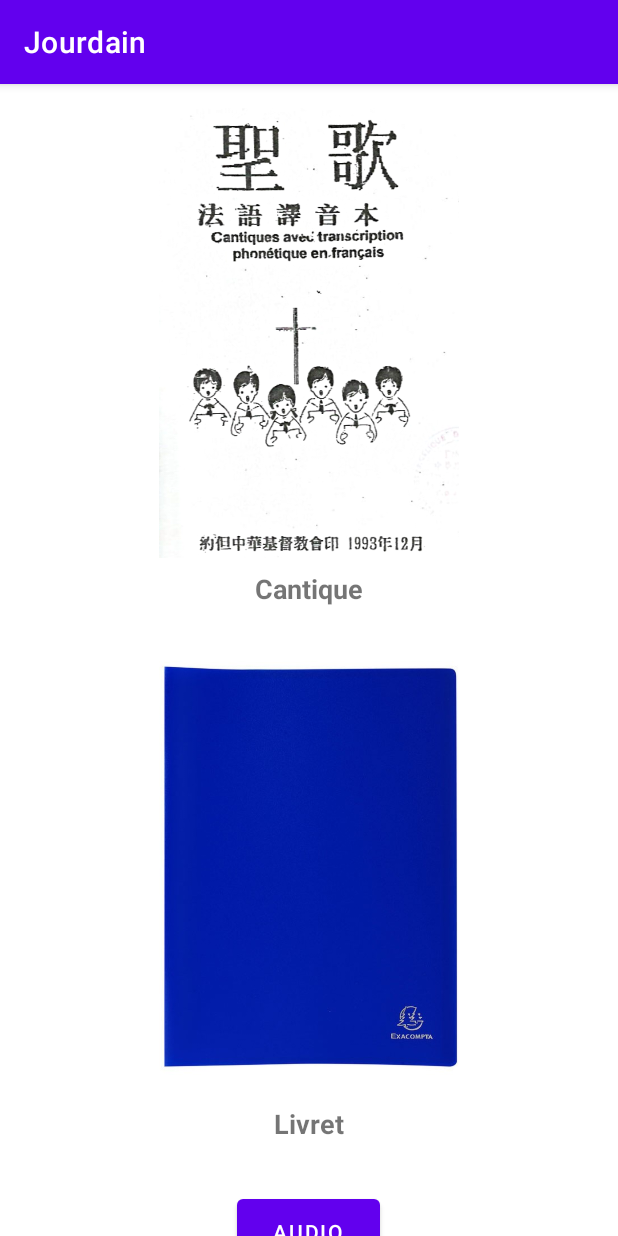
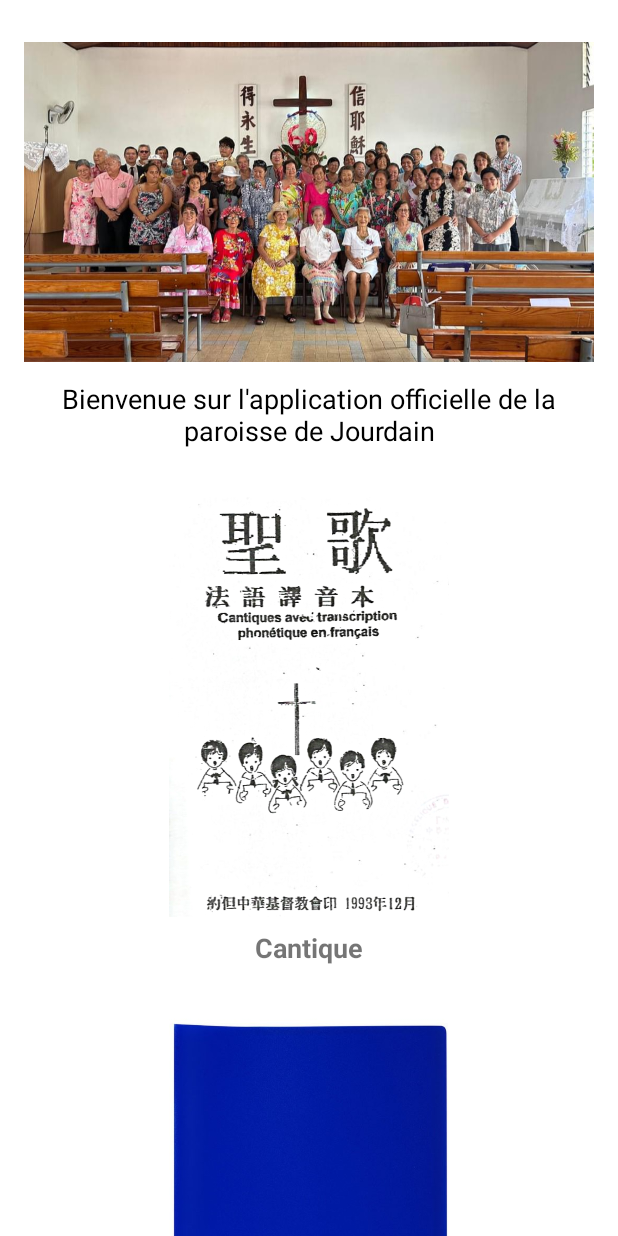
Before and after one commit to lennon-tp/jourdain, an Android app: the screen it shows after launch (MainActivity), on a phone screen of 412 x 824 dp. Run offline under Robolectric (Android 15) with nearby library versions, the phone set to English and light mode, and no system bars.

Commit message:
ajout d'image de présentation et d'un bas de page

````diff
--- a/Jourdain/app/src/main/java/com/example/jourdain/ui/home/MainActivity.java
+++ b/Jourdain/app/src/main/java/com/example/jourdain/ui/home/MainActivity.java
@@ -4,6 +4,7 @@ import android.content.Intent;
 import android.os.Bundle;
 import android.widget.Button;
 import android.widget.ImageView;
+import android.os.Handler;
 
 import androidx.appcompat.app.AppCompatActivity;
 
@@ -13,30 +14,43 @@ import com.example.jourdain.ui.pdfviewer.PdfActivity;
 
 public class MainActivity extends AppCompatActivity {
 
-    private ImageView btnCantique, btnLivret;
+    private ImageView btnCantique, btnLivret, headerImage;
     private Button btnAudio;
+
+    // Tableau de tes images
+    private int[] headerImages = {
+            R.drawable.header_image1,
+            R.drawable.header_image2,
+            R.drawable.header_image3
+    };
+
+    private int currentImageIndex = 0;
+    private Handler handler = new Handler();
 
     @Override
     protected void onCreate(Bundle savedInstanceState) {
         super.onCreate(savedInstanceState);
         setContentView(R.layout.activity_main);
 
-        // Initialisation des boutons
+        // Header
+        headerImage = findViewById(R.id.headerImage);
+
+        // Boutons
         btnCantique = findViewById(R.id.btnCantique);
         btnLivret = findViewById(R.id.btnLivret);
         btnAudio = findViewById(R.id.btnAudio);
 
-        // Clic sur Cantique -> PdfActivity avec paramètre
+        // Clic sur Cantique -> PdfActivity
         btnCantique.setOnClickListener(v -> {
             Intent intent = new Intent(MainActivity.this, PdfActivity.class);
-            intent.putExtra("pdfName", "cantique.pdf"); // correspond à PdfActivity
+            intent.putExtra("pdfName", "cantique.pdf");
             startActivity(intent);
         });
 
-        // Clic sur Livret -> PdfActivity avec paramètre
+        // Clic sur Livret -> PdfActivity
         btnLivret.setOnClickListener(v -> {
             Intent intent = new Intent(MainActivity.this, PdfActivity.class);
-            intent.putExtra("pdfName", "livret.pdf"); // correspond à PdfActivity
+            intent.putExtra("pdfName", "livret.pdf");
             startActivity(intent);
         });
 
@@ -45,5 +59,29 @@ public class MainActivity extends AppCompatActivity {
             Intent intent = new Intent(MainActivity.this, AudioListActivity.class);
             startActivity(intent);
         });
+
+        // Lancer l’alternance automatique du header
+        startHeaderImageRotation();
+    }
+
+    private void startHeaderImageRotation() {
+        handler.postDelayed(new Runnable() {
+            @Override
+            public void run() {
+                // Passe à l'image suivante
+                currentImageIndex = (currentImageIndex + 1) % headerImages.length;
+                headerImage.setImageResource(headerImages[currentImageIndex]);
+
+                // Relancer dans 10 secondes
+                handler.postDelayed(this, 10000);
+            }
+        }, 5000);
+    }
+
+    @Override
+    protected void onDestroy() {
+        super.onDestroy();
+        // Nettoyage pour éviter une fuite mémoire
+        handler.removeCallbacksAndMessages(null);
     }
 }
--- a/Jourdain/app/src/main/res/layout/activity_main.xml
+++ b/Jourdain/app/src/main/res/layout/activity_main.xml
@@ -1,10 +1,9 @@
 <?xml version="1.0" encoding="utf-8"?>
-
 <ScrollView xmlns:android="http://schemas.android.com/apk/res/android"
     android:layout_width="match_parent"
-    android:layout_height="match_parent">
+    android:layout_height="match_parent"
+    android:background="@color/white">
 
-    ```
     <LinearLayout
         android:orientation="vertical"
         android:layout_width="match_parent"
@@ -12,11 +11,37 @@
         android:gravity="center_horizontal"
         android:padding="16dp">
 
-        <!-- Cantique -->
+
+        <!-- ===== HEADER IMAGE ===== -->
+        <ImageView
+            android:id="@+id/headerImage"
+            android:layout_width="match_parent"
+            android:layout_height="wrap_content"
+            android:src="@drawable/header_image1"
+            android:adjustViewBounds="true"
+            android:scaleType="centerCrop"
+            android:layout_marginTop="12dp"
+            android:contentDescription="Header" />
+
+        <!-- ===== HEADER TEXT ===== -->
+        <TextView
+            android:id="@+id/headerText"
+            android:layout_width="wrap_content"
+            android:layout_height="wrap_content"
+            android:text="Bienvenue sur l'application officielle de la paroisse de Jourdain"
+            android:textAlignment="center"
+            android:gravity="center"
+            android:textColor="@color/black"
+            android:textSize="18sp"
+            android:layout_marginTop="12dp"
+            android:layout_marginBottom="32dp" />
+
+
+        <!-- ===== CANTIQUE ===== -->
         <ImageView
             android:id="@+id/btnCantique"
             android:layout_width="200dp"
-            android:layout_height="300dp"
+            android:layout_height="280dp"
             android:src="@drawable/cantique_cover"
             android:scaleType="fitCenter"
             android:contentDescription="Cantique" />
@@ -30,11 +55,12 @@
             android:layout_marginTop="8dp"
             android:layout_marginBottom="24dp" />
 
-        <!-- Livret -->
+
+        <!-- ===== LIVRET ===== -->
         <ImageView
             android:id="@+id/btnLivret"
             android:layout_width="200dp"
-            android:layout_height="300dp"
+            android:layout_height="280dp"
             android:src="@drawable/livret_cover"
             android:scaleType="fitCenter"
             android:contentDescription="Livret" />
@@ -48,18 +74,48 @@
             android:layout_marginTop="8dp"
             android:layout_marginBottom="32dp" />
 
-        <!-- Bouton Audio -->
+
+        <!-- ===== BOUTON AUDIO ===== -->
         <Button
             android:id="@+id/btnAudio"
             android:layout_width="wrap_content"
             android:layout_height="wrap_content"
             android:text="Audio"
-            android:paddingLeft="24dp"
-            android:paddingRight="24dp"
-            android:paddingTop="12dp"
-            android:paddingBottom="12dp" />
+            android:textColor="@color/white"
+            android:backgroundTint="@color/teal_700"
+            android:paddingLeft="28dp"
+            android:paddingRight="28dp"
+            android:paddingTop="14dp"
+            android:paddingBottom="14dp"
+            android:layout_marginBottom="40dp" />
+
+
+        <!-- ===== FOOTER ===== -->
+        <TextView
+            android:id="@+id/footerText"
+            android:layout_width="wrap_content"
+            android:layout_height="wrap_content"
+            android:text="© 2025 Paroisse de Jourdain"
+            android:textColor="@color/black"
+            android:textSize="14sp"
+            android:layout_marginBottom="8dp"
+            android:gravity="center" />
+
+        <!-- Lien Facebook -->
+        <TextView
+            android:id="@+id/facebookLink"
+            android:layout_width="wrap_content"
+            android:layout_height="wrap_content"
+            android:text="Suivez-nous sur Facebook"
+            android:textColor="#1877F2"
+            android:textSize="16sp"
+            android:autoLink="web"
+            android:paddingBottom="24dp"
+            android:gravity="center"
+            android:layout_marginBottom="32dp"
+            android:textStyle="bold"
+            android:onClick="openFacebook" />
 
     </LinearLayout>
-    ```
 
 </ScrollView>
--- a/Jourdain/app/src/main/res/values/themes.xml
+++ b/Jourdain/app/src/main/res/values/themes.xml
@@ -1,17 +1,17 @@
 <resources xmlns:tools="http://schemas.android.com/tools">
     <!-- Base application theme. -->
-    <style name="Theme.Jourdain" parent="Theme.MaterialComponents.DayNight.DarkActionBar">
-        <!-- Primary brand color. -->
+    <style name="Theme.Jourdain" parent="Theme.MaterialComponents.DayNight.NoActionBar">
         <item name="colorPrimary">@color/purple_500</item>
         <item name="colorPrimaryVariant">@color/purple_700</item>
         <item name="colorOnPrimary">@color/white</item>
-        <!-- Secondary brand color. -->
+
         <item name="colorSecondary">@color/teal_200</item>
         <item name="colorSecondaryVariant">@color/teal_700</item>
         <item name="colorOnSecondary">@color/black</item>
-        <!-- Status bar color. -->
+
         <item name="android:statusBarColor">?attr/colorPrimaryVariant</item>
     </style>
+
 
     <!-- Splash Screen / No ActionBar theme -->
     <style name="Theme.Jourdain.NoActionBar" parent="Theme.Jourdain">
````
Also changed, not shown: Jourdain/app/src/main/res/drawable/header_image2.png (added), 2 other files.
